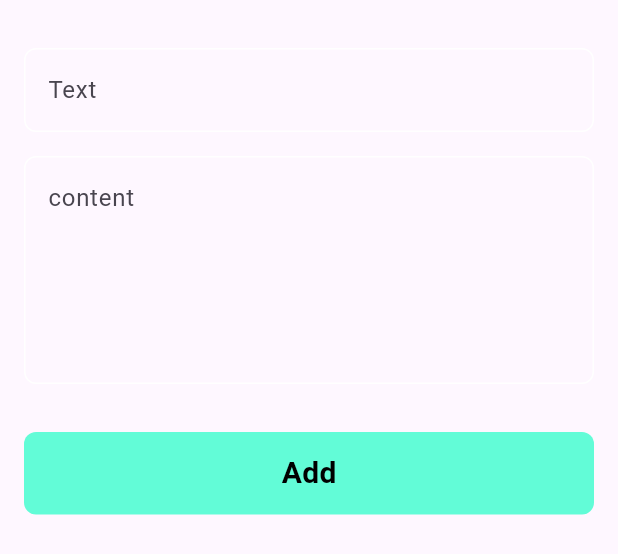
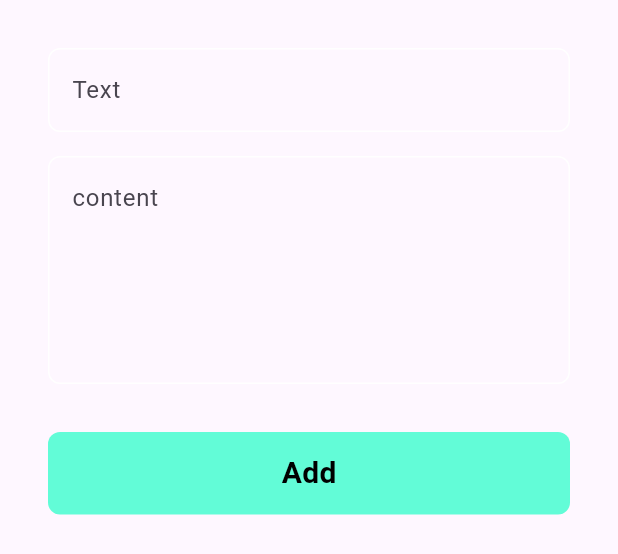
Before and after one commit to Alaa-Al-Googa/note-app-flutter, a Flutter app: the AddNoteButtomSheet widget shown alone on an empty page, opened directly, on a phone screen of 412 x 824 dp. Shown: the top 554 px of the screen. Run offline on Flutter 3.47's test engine with Material 3 defaults, Android fonts, the phone set to English and light mode, and no system bars; drawn by our look-alikes of modal_progress_hud_nsn; our stand-ins replace bloc, flutter_bloc, font_awesome_flutter, hive, hive_flutter; accounts and stored records are empty.

```diff
--- a/lib/views/widgets/add_note_buttom_sheet.dart
+++ b/lib/views/widgets/add_note_buttom_sheet.dart
@@ -17,11 +17,13 @@ class AddNoteButtomSheet extends StatelessWidget {
         padding: const EdgeInsets.symmetric(horizontal: 16),
         child: BlocConsumer<AddNoteCubit, AddNoteState>(
             builder: (context, state) {
-              return ModalProgressHUD(
-                inAsyncCall: state is
-                AddNoteLoadingState ? true : false,
-                child: const SingleChildScrollView(
-                  child: AddNoteForm(),
+              return AbsorbPointer(
+                absorbing: state is AddNoteLoadingState ? true : false,
+                child:const Padding(
+                  padding:  EdgeInsets.symmetric(horizontal: 16),
+                  child:  SingleChildScrollView(
+                    child: AddNoteForm(),
+                  ),
                 ),
               );
             },
--- a/lib/views/widgets/add_note_form.dart
+++ b/lib/views/widgets/add_note_form.dart
@@ -16,9 +16,9 @@ class AddNoteForm extends StatefulWidget {
 
 class _AddNoteFormState extends State<AddNoteForm> {
 
-  final GlobalKey<FormState> formKey =GlobalKey();
-  AutovalidateMode autovalidateMode=AutovalidateMode.disabled;
-  String ? title,subTitle;
+  final GlobalKey<FormState> formKey = GlobalKey();
+  AutovalidateMode autovalidateMode = AutovalidateMode.disabled;
+  String ? title, subTitle;
 
   @override
   Widget build(BuildContext context) {
@@ -32,8 +32,8 @@ class _AddNoteFormState extends State<AddNoteForm> {
           ),
           CustomTextField(
             hint: 'Text',
-            onSaved: (value){
-              title=value;
+            onSaved: (value) {
+              title = value;
             },
           ),
           SizedBox(
@@ -42,29 +42,34 @@ class _AddNoteFormState extends State<AddNoteForm> {
           CustomTextField(
             hint: 'content',
             maxLises: 5,
-            onSaved: (value){
-              subTitle=value;
+            onSaved: (value) {
+              subTitle = value;
             },
           ),
           SizedBox(
             height: 32,
           ),
-          CustomButtom(
-            onTap: (){
-              if(formKey.currentState!.validate()){
+          BlocBuilder<AddNoteCubit, AddNoteState>(
+            builder: (context, state) {
+              return CustomButtom(
+                isLoading: state is AddNoteLoadingState ? true : false,
+                onTap: () {
+                  if (formKey.currentState!.validate()) {
                     formKey.currentState!.save();
 
-                var noteModel=NoteModel(
+                    var noteModel = NoteModel(
                       title: title!,
                       subTitle: subTitle!,
                       date: DateTime.now().toString(),
                       color: Colors.blue.value,
                     );
                     BlocProvider.of<AddNoteCubit>(context).addNote(noteModel);
-              }else{
-                autovalidateMode=AutovalidateMode.always;
+                  } else {
+                    autovalidateMode = AutovalidateMode.always;
                     setState(() {});
                   }
+                },
+              );
             },
           ),
           SizedBox(
--- a/lib/views/widgets/custom_buttom.dart
+++ b/lib/views/widgets/custom_buttom.dart
@@ -2,22 +2,33 @@ import 'package:flutter/material.dart';
 import 'package:note/constants.dart';
 
 class CustomButtom extends StatelessWidget {
-  const CustomButtom({super.key, this.onTap});
+  const CustomButtom({super.key, this.onTap, this.isLoading = false});
 
   final void Function()? onTap;
+  final bool isLoading;
   @override
   Widget build(BuildContext context) {
     return GestureDetector(
-      onTap:onTap,
+      onTap: onTap,
       child: Container(
         width: MediaQuery.of(context).size.width,
         height: 55,
         decoration: BoxDecoration(
           color: kPrimaryColor,
-          borderRadius: BorderRadius.circular(8,),
+          borderRadius: BorderRadius.circular(
+            8,
+          ),
         ),
         child: Center(
-          child: Text(
+          child: isLoading
+              ? SizedBox(
+                  height: 24,
+                  width: 24,
+                  child: CircularProgressIndicator(
+                    color: Colors.black,
+                  ),
+                )
+              : Text(
                   'Add',
                   style: TextStyle(
                     color: Colors.black,
```
Lines whose indentation alone changed are shown as unchanged.
